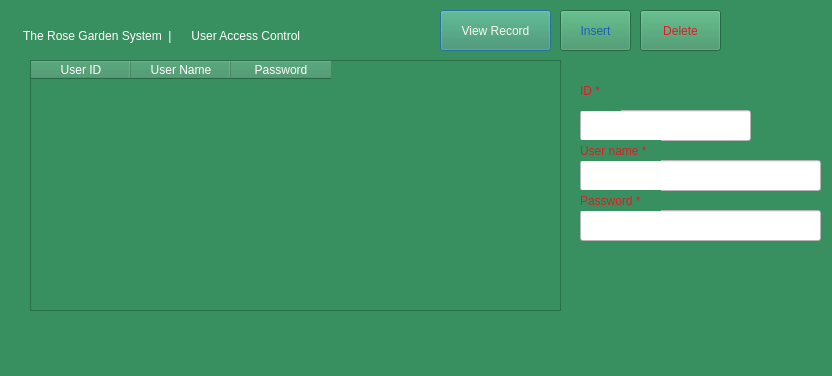
First picture: the form in addsystemadmin.ui, repository Rabsoninnora/RoseGardenPlantCareSystem, before the edit.
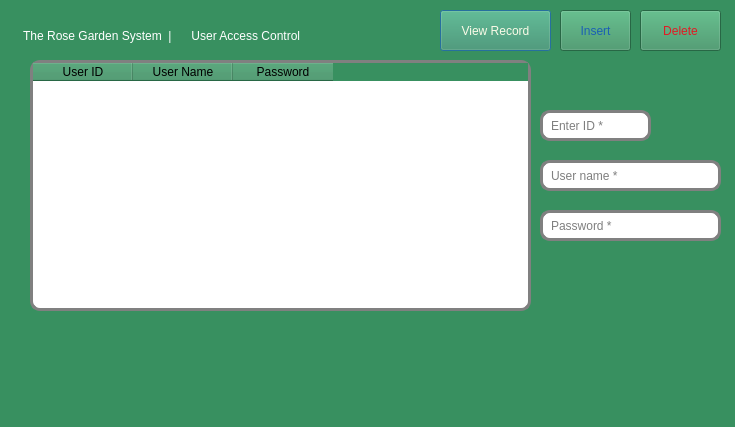
Second picture: the form after the edit. Icons and pictures are not drawn.

The edit to the form file:
```diff
--- a/addsystemadmin.ui
+++ b/addsystemadmin.ui
@@ -6,8 +6,8 @@
    <rect>
     <x>0</x>
     <y>0</y>
-    <width>832</width>
-    <height>376</height>
+    <width>735</width>
+    <height>427</height>
    </rect>
   </property>
   <property name="windowTitle">
@@ -38,14 +38,21 @@
     <rect>
      <x>30</x>
      <y>60</y>
-     <width>531</width>
+     <width>501</width>
      <height>251</height>
     </rect>
    </property>
    <property name="styleSheet">
-    <string notr="true">color: rgb(255, 255, 255);
-border-color: rgb(255, 255, 255);
-font: 500 12pt &quot;Ubuntu&quot;;</string>
+    <string notr="true">   QTableWidget 
+{
+
+  border:3px solid gray;
+  border-radius: 10px;
+  background: rgb(255, 255, 255);
+ 
+  color: rgb(0, 0, 0);;
+
+}</string>
    </property>
    <column>
     <property name="text">
@@ -66,40 +73,70 @@
   <widget class="QLineEdit" name="lineEdit_ID">
    <property name="geometry">
     <rect>
-     <x>580</x>
+     <x>540</x>
      <y>110</y>
-     <width>171</width>
+     <width>111</width>
      <height>31</height>
     </rect>
    </property>
    <property name="styleSheet">
-    <string notr="true">background-color: rgb(255, 255, 255);</string>
+    <string notr="true">  QLineEdit {
+  border:3px solid gray;
+  border-radius: 10px;
+  padding: 6px 6px;
+  background: rgb(255, 255, 255);
+  font: 700 12pt ;
+  color: rgb(0, 0, 0);;
+}</string>
+   </property>
+   <property name="placeholderText">
+    <string>Enter ID *</string>
    </property>
   </widget>
   <widget class="QLineEdit" name="lineEdit_UserName">
    <property name="geometry">
     <rect>
-     <x>580</x>
+     <x>540</x>
      <y>160</y>
-     <width>241</width>
+     <width>181</width>
      <height>31</height>
     </rect>
    </property>
    <property name="styleSheet">
-    <string notr="true">background-color: rgb(255, 255, 255);</string>
+    <string notr="true">  QLineEdit {
+  border:3px solid gray;
+  border-radius: 10px;
+  padding: 6px 6px;
+  background: rgb(255, 255, 255);
+  font: 700 12pt ;
+  color: rgb(0, 0, 0);;
+}</string>
+   </property>
+   <property name="placeholderText">
+    <string>User name *</string>
    </property>
   </widget>
   <widget class="QLineEdit" name="lineEdit_Password">
    <property name="geometry">
     <rect>
-     <x>580</x>
+     <x>540</x>
      <y>210</y>
-     <width>241</width>
+     <width>181</width>
      <height>31</height>
     </rect>
    </property>
    <property name="styleSheet">
-    <string notr="true">background-color: rgb(255, 255, 255);</string>
+    <string notr="true">  QLineEdit {
+  border:3px solid gray;
+  border-radius: 10px;
+  padding: 6px 6px;
+  background: rgb(255, 255, 255);
+  font: 700 12pt ;
+  color: rgb(0, 0, 0);;
+}</string>
+   </property>
+   <property name="placeholderText">
+    <string>Password *</string>
    </property>
   </widget>
   <widget class="QPushButton" name="ViewAccessDetail">
@@ -153,54 +190,6 @@
     <string>Delete</string>
    </property>
   </widget>
-  <widget class="QLabel" name="lableID">
-   <property name="geometry">
-    <rect>
-     <x>580</x>
-     <y>70</y>
-     <width>41</width>
-     <height>41</height>
-    </rect>
-   </property>
-   <property name="styleSheet">
-    <string notr="true">color: rgb(224, 27, 36);</string>
-   </property>
-   <property name="text">
-    <string>ID *</string>
-   </property>
-  </widget>
-  <widget class="QLabel" name="label_UserName">
-   <property name="geometry">
-    <rect>
-     <x>580</x>
-     <y>140</y>
-     <width>81</width>
-     <height>21</height>
-    </rect>
-   </property>
-   <property name="styleSheet">
-    <string notr="true">color: rgb(224, 27, 36);</string>
-   </property>
-   <property name="text">
-    <string>User name *</string>
-   </property>
-  </widget>
-  <widget class="QLabel" name="label_Password">
-   <property name="geometry">
-    <rect>
-     <x>580</x>
-     <y>190</y>
-     <width>81</width>
-     <height>21</height>
-    </rect>
-   </property>
-   <property name="styleSheet">
-    <string notr="true">color: rgb(224, 27, 36);</string>
-   </property>
-   <property name="text">
-    <string>Password *</string>
-   </property>
-  </widget>
  </widget>
  <resources/>
  <connections/>
```
Left out of the diff: 4 changed lines with no effect on the pictures.
